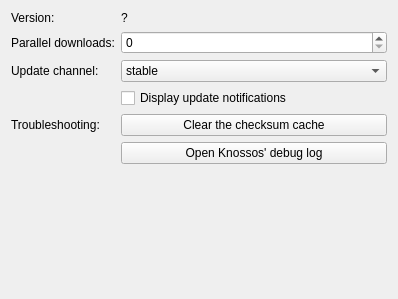
Above: ui/settings_knossos.ui from ngld/old-knossos before the change. Below: the same form after it.
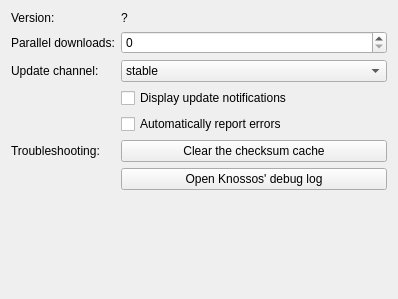
That is the form after the change.

Patch:
```diff
--- a/ui/settings_knossos.ui
+++ b/ui/settings_knossos.ui
@@ -73,27 +73,34 @@
      </property>
     </widget>
    </item>
-   <item row="6" column="1">
+   <item row="7" column="1">
     <widget class="QPushButton" name="debugLog">
      <property name="text">
       <string>Open Knossos' debug log</string>
      </property>
     </widget>
    </item>
-   <item row="5" column="1">
+   <item row="6" column="1">
     <widget class="QPushButton" name="clearHashes">
      <property name="text">
       <string>Clear the checksum cache</string>
      </property>
     </widget>
    </item>
-   <item row="5" column="0">
+   <item row="6" column="0">
     <widget class="QLabel" name="label_5">
      <property name="text">
       <string>Troubleshooting:</string>
      </property>
     </widget>
    </item>
+   <item row="5" column="1">
+    <widget class="QCheckBox" name="reportErrors">
+     <property name="text">
+      <string>Automatically report errors</string>
+     </property>
+    </widget>
+   </item>
   </layout>
  </widget>
  <resources/>
```
